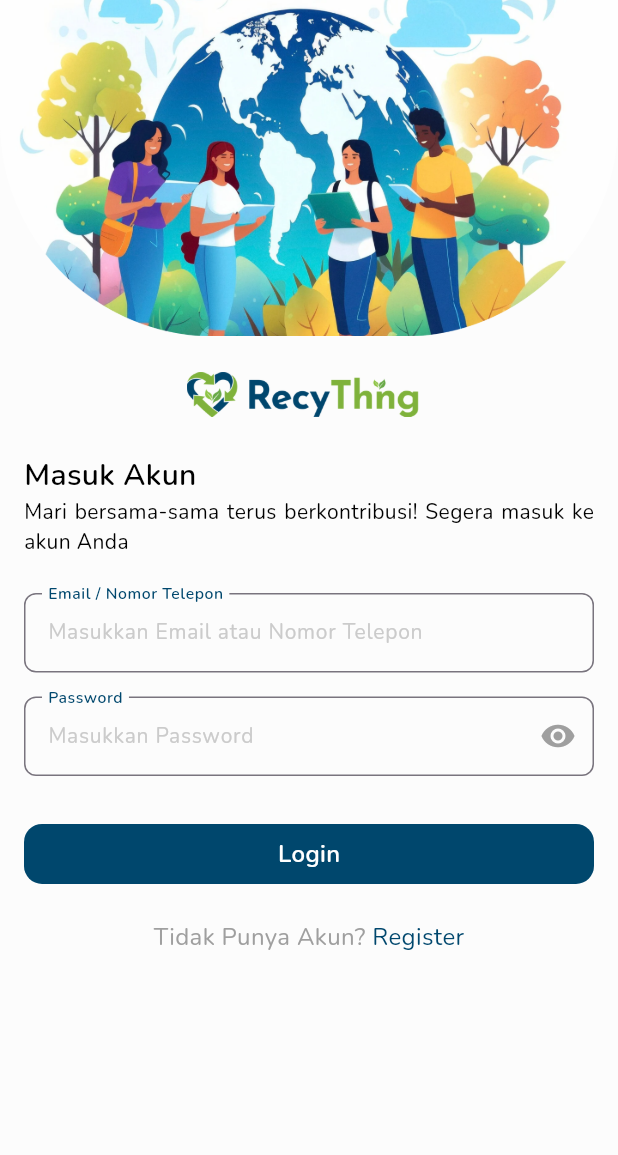
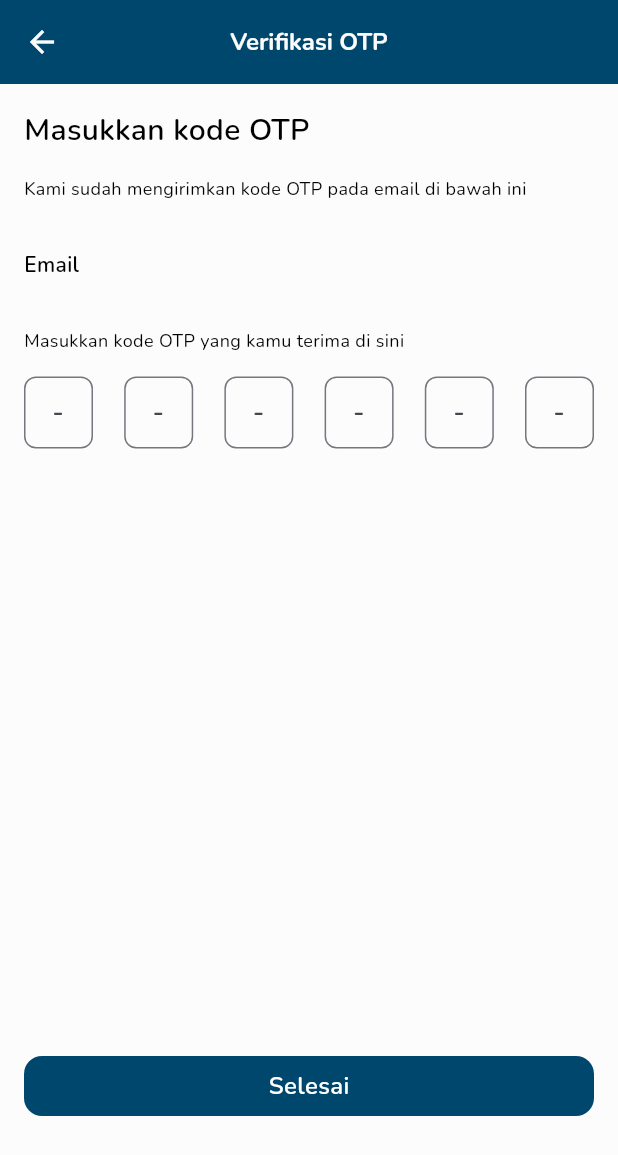
Before and after one commit to RECYTHNG/flutter_recything, a Flutter app: the LoginAuthenticationScreen screen opened directly, after a tap on "Login", on a phone screen of 412 x 824 dp. Shown: the top 1155 px of the screen. Run offline on Flutter 3.47's test engine with Material 3 defaults, Android fonts, the phone set to English and light mode, and no system bars.

Commit message:
feat(otp): complete slicing fort otp on authentication

```diff
--- a/recything_application/lib/screens/authentication/login/login_screen.dart
+++ b/recything_application/lib/screens/authentication/login/login_screen.dart
@@ -4,6 +4,7 @@ import 'package:recything_application/constants/color_constant.dart';
 import 'package:recything_application/constants/image_constant.dart';
 import 'package:recything_application/constants/spacing_constant.dart';
 import 'package:recything_application/constants/text_style_constant.dart';
+import 'package:recything_application/screens/authentication/on_time_password/one_time_password_screen.dart';
 import 'package:recything_application/screens/authentication/register/register_screen.dart';
 import 'package:recything_application/widgets/global_button_widget.dart';
 import 'package:recything_application/widgets/global_text_field_custom_widget.dart';
@@ -16,6 +17,7 @@ class LoginAuthenticationScreen extends StatefulWidget {
 }
 
 class _LoginScreenState extends State<LoginAuthenticationScreen> {
+  final _formKey = GlobalKey<FormState>();
   TextEditingController _emailtelpController = TextEditingController();
   TextEditingController _passwordController = TextEditingController();
 
@@ -78,6 +80,10 @@ class _LoginScreenState extends State<LoginAuthenticationScreen> {
                     textAlign: TextAlign.justify,
                   ),
                   SpacingConstant.verticalSpacing300,
+                  Form(
+                    key: _formKey,
+                    child: Column(
+                      children: [
                         CustomTextFieldWidget(
                           label: 'Email / Nomor Telepon',
                           hint: 'Masukkan Email atau Nomor Telepon',
@@ -129,9 +135,20 @@ class _LoginScreenState extends State<LoginAuthenticationScreen> {
                           },
                           error: _errorPassword,
                         ),
+                      ],
+                    ),
+                  ),
                   SpacingConstant.verticalSpacing400,
                   GlobalButtonWidget(
-                    onTap: () {},
+                    onTap: () {
+                      Navigator.of(context).push(
+                        MaterialPageRoute(
+                          builder: (context) =>
+                              const OneTimePasswordAuthenticationScreen(),
+                        ),
+                      );
+                      _resetVariable();
+                    },
                     width: double.infinity,
                     height: 40.0,
                     backgroundColor: ColorConstant.primaryColor500,
--- a/recything_application/lib/screens/authentication/on_time_password/one_time_password_screen.dart
+++ b/recything_application/lib/screens/authentication/on_time_password/one_time_password_screen.dart
@@ -0,0 +1,101 @@
+import 'package:flutter/material.dart';
+import 'package:recything_application/constants/color_constant.dart';
+import 'package:recything_application/constants/spacing_constant.dart';
+import 'package:recything_application/constants/text_style_constant.dart';
+import 'package:recything_application/screens/splash/splash_screen.dart';
+import 'package:recything_application/widgets/global_button_widget.dart';
+
+import 'widgets/container_number_otp_widget.dart';
+
+class OneTimePasswordAuthenticationScreen extends StatefulWidget {
+  const OneTimePasswordAuthenticationScreen({super.key});
+
+  @override
+  State<OneTimePasswordAuthenticationScreen> createState() =>
+      _OneTimePasswordAuthenticationScreenState();
+}
+
+class _OneTimePasswordAuthenticationScreenState
+    extends State<OneTimePasswordAuthenticationScreen> {
+  final _formKey = GlobalKey<FormState>();
+
+  @override
+  Widget build(BuildContext context) {
+    return Scaffold(
+      backgroundColor: ColorConstant.netralColor50,
+      appBar: AppBar(
+        iconTheme: const IconThemeData(
+          color: ColorConstant.netralColor50,
+        ),
+        backgroundColor: ColorConstant.primaryColor500,
+        title: Text(
+          'Verifikasi OTP',
+          style: TextStyleConstant.boldSubtitle.copyWith(
+            color: ColorConstant.netralColor50,
+          ),
+        ),
+        centerTitle: true,
+      ),
+      body: Padding(
+        padding: const EdgeInsets.all(16.0),
+        child: Column(
+          crossAxisAlignment: CrossAxisAlignment.start,
+          children: [
+            Text(
+              'Masukkan kode OTP',
+              style: TextStyleConstant.semiboldHeading4,
+            ),
+            SpacingConstant.verticalSpacing200,
+            Text(
+              'Kami sudah mengirimkan kode OTP pada email di bawah ini',
+              style: TextStyleConstant.regularCaption,
+            ),
+            SpacingConstant.verticalSpacing400,
+            Text(
+              'Email',
+              style: TextStyleConstant.semiboldParagraph,
+            ),
+            SpacingConstant.verticalSpacing400,
+            Text(
+              'Masukkan kode OTP yang kamu terima di sini',
+              style: TextStyleConstant.regularCaption,
+            ),
+            SpacingConstant.verticalSpacing200,
+            Form(
+              key: _formKey,
+              child: const Row(
+                mainAxisAlignment: MainAxisAlignment.spaceBetween,
+                children: [
+                  ContainerNumberOTPWidget(),
+                  ContainerNumberOTPWidget(),
+                  ContainerNumberOTPWidget(),
+                  ContainerNumberOTPWidget(),
+                  ContainerNumberOTPWidget(),
+                  ContainerNumberOTPWidget(),
+                ],
+              ),
+            ),
+            const Spacer(),
+            GlobalButtonWidget(
+              onTap: () {
+                Navigator.of(context).push(
+                  MaterialPageRoute(
+                    builder: (context) => const SplashScreen(),
+                  ),
+                );
+              },
+              width: double.infinity,
+              height: 40.0,
+              backgroundColor: ColorConstant.primaryColor500,
+              isBorder: false,
+              title: 'Selesai',
+              textColor: ColorConstant.whiteColor,
+              fontSize: 16.0,
+            ),
+            SpacingConstant.verticalSpacing800,
+          ],
+        ),
+      ),
+    );
+  }
+}
--- /dev/null
+++ b/recything_application/lib/screens/authentication/on_time_password/widgets/container_number_otp_widget.dart
@@ -0,0 +1,61 @@
+import 'package:flutter/material.dart';
+import 'package:flutter/services.dart';
+import 'package:recything_application/constants/color_constant.dart';
+import 'package:recything_application/constants/text_style_constant.dart';
+
+class ContainerNumberOTPWidget extends StatefulWidget {
+  final TextEditingController? controller;
+
+  const ContainerNumberOTPWidget({
+    super.key,
+    this.controller,
+  });
+
+  @override
+  State<ContainerNumberOTPWidget> createState() =>
+      _ContainerNumberOTPWidgetState();
+}
+
+class _ContainerNumberOTPWidgetState extends State<ContainerNumberOTPWidget> {
+  @override
+  Widget build(BuildContext context) {
+    return SizedBox(
+      height: 50.0,
+      width: 46.0,
+      child: TextFormField(
+        onChanged: (value) {
+          if (value.isNotEmpty) {
+            FocusScope.of(context).nextFocus();
+          } else if (value.isEmpty) {
+            FocusScope.of(context).previousFocus();
+          }
+        },
+        controller: widget.controller,
+        style: TextStyleConstant.semiboldTitle,
+        textAlign: TextAlign.center,
+        keyboardType: TextInputType.number,
+        cursorColor: ColorConstant.primaryColor500,
+        inputFormatters: [
+          LengthLimitingTextInputFormatter(1),
+          FilteringTextInputFormatter.digitsOnly,
+        ],
+        decoration: InputDecoration(
+          hintText: '-',
+          contentPadding: EdgeInsets.zero,
+          border: OutlineInputBorder(
+            borderRadius: BorderRadius.circular(8.0),
+            borderSide: const BorderSide(
+              color: ColorConstant.netralColor600,
+            ),
+          ),
+          focusedBorder: OutlineInputBorder(
+            borderRadius: BorderRadius.circular(8.0),
+            borderSide: const BorderSide(
+              color: ColorConstant.primaryColor500,
+            ),
+          ),
+        ),
+      ),
+    );
+  }
+}
```
Lines whose indentation alone changed are shown as unchanged.
